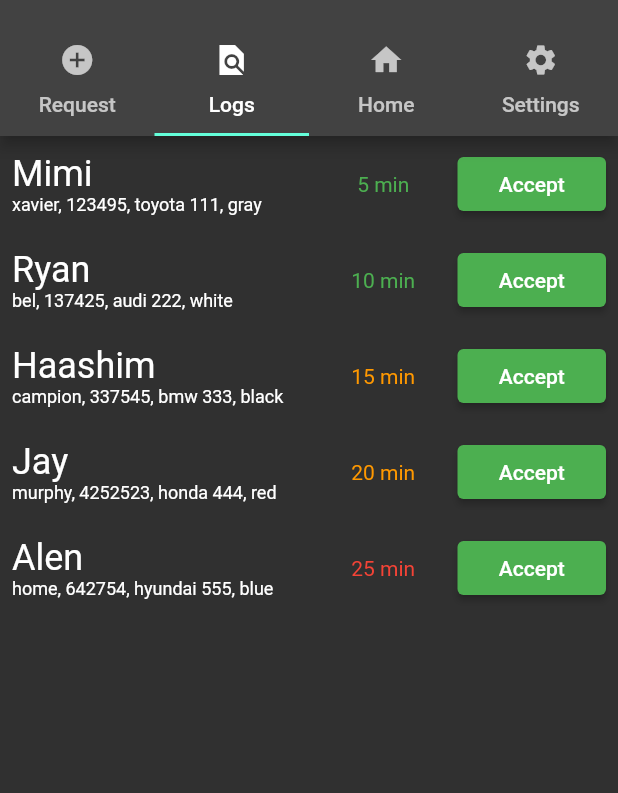
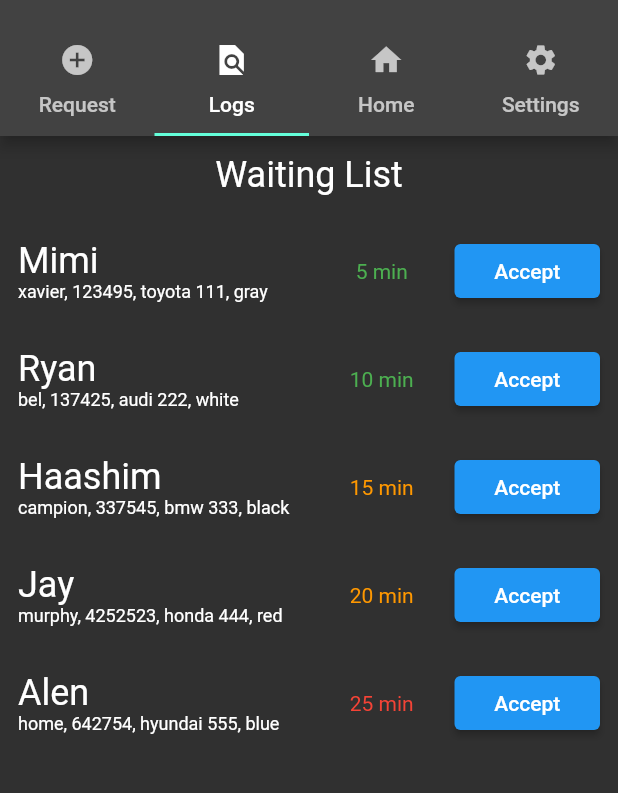
Before and after one commit to greenlightValet/valetApp, a Flutter app: the screen it shows after launch, tab 2 chosen, on a phone screen of 412 x 824 dp, the part 59-852 px from its top. Run offline on Flutter 3.47's test engine with Material 2 defaults, Android fonts, the phone set to English and light mode, and no system bars; our stand-ins replace image_picker; missing offline and left inert: twilio_flutter.

Commit message:
Updated request page

```diff
--- a/lib/request.dart
+++ b/lib/request.dart
@@ -4,7 +4,6 @@ class Request extends StatefulWidget {
   const Request({super.key});
 
   @override
-
   State<Request> createState() => _RequestState();
 }
 
@@ -14,13 +13,28 @@ class _RequestState extends State<Request> {
     return Scaffold(
       body: SingleChildScrollView(
         child: Column(
+          children: [
+            const Padding(
+              padding: EdgeInsets.all(12.0),
+              child: SizedBox(
+                width: double.infinity,
+                height: 30,
+                child: Text(
+                  "Waiting List",
+                  textAlign: TextAlign.center,
+                  style: TextStyle(
+                    fontSize: 24,
+                  ),
+                ),
+              ),
+            ),
+            Column(
               children: List.generate(
                 respondList.length,
                 (index) {
                   return Padding(
-                padding: const EdgeInsets.all(8.0),
+                    padding: const EdgeInsets.all(12.0),
                     child: Flex(
-                  //mainAxisAlignment: MainAxisAlignment.spaceBetween,
                       direction: Axis.horizontal,
                       children: [
                         Expanded(
@@ -55,10 +69,12 @@ class _RequestState extends State<Request> {
                           flex: 1,
                           child: ElevatedButton(
                             onPressed: () {
+                              setState(() {
                                 respondList.removeAt(index);
+                              });
                             },
                             style: ElevatedButton.styleFrom(
-                          backgroundColor: Colors.green,
+                              backgroundColor: Colors.blue,
                             ),
                             child: const Text("Accept"),
                           ),
@@ -68,6 +84,8 @@ class _RequestState extends State<Request> {
                   );
                 },
               ),
+            ),
+          ],
         ),
       ),
     );
```
Lines whose indentation alone changed are shown as unchanged.
